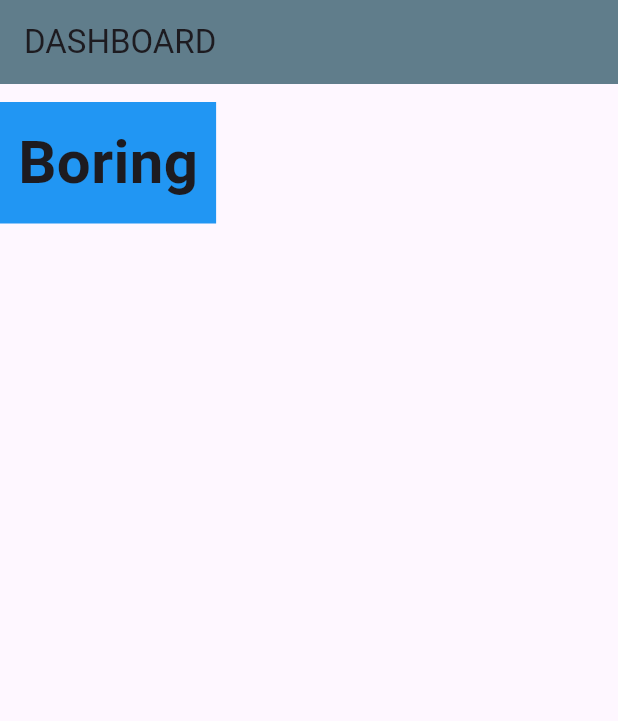
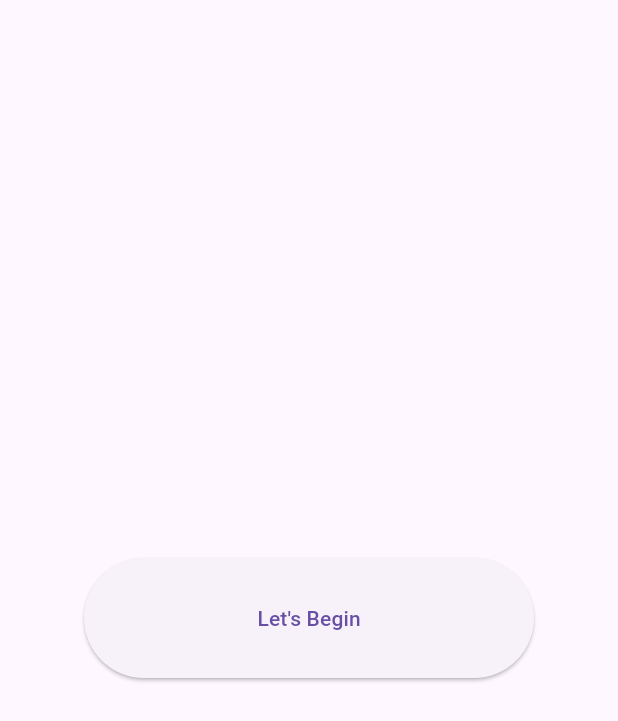
Before and after one commit to angatiabenson/flutter_learning, a Flutter app: the screen it shows after launch, on a phone screen of 412 x 824 dp. Shown: the top 721 px of the screen. Run offline on Flutter 3.47's test engine with Material 3 defaults, Android fonts, the phone set to English and light mode, and no system bars.

Commit message:
feat: basic ui and using buttons and different types of buttons

```diff
--- a/lib/main.dart
+++ b/lib/main.dart
@@ -1,5 +1,5 @@
 import 'package:flutter/material.dart';
-import 'screens/dasboard.dart';
+import 'package:flutter_learning/screens/home.dart';
 
 void main() => runApp(const MyApp());
 
@@ -10,7 +10,7 @@ class MyApp extends StatelessWidget {
   Widget build(BuildContext context) {
     return const MaterialApp(
       title: "My Flutter App",
-      home: Dashboard(),
+      home: HomeScreen(),
       themeMode: ThemeMode.system,
     );
   }
--- a/lib/screens/dasboard.dart
+++ b/lib/screens/dasboard.dart
@@ -1,7 +1,6 @@
 import 'dart:math';
 
 import 'package:flutter/material.dart';
-import 'package:font_awesome_flutter/font_awesome_flutter.dart';
 
 class Dashboard extends StatelessWidget {
   const Dashboard({super.key});
--- /dev/null
+++ b/lib/screens/home.dart
@@ -0,0 +1,22 @@
+import 'package:flutter/material.dart';
+
+class HomeScreen extends StatelessWidget {
+  const HomeScreen({super.key});
+
+  @override
+  Widget build(BuildContext context) {
+    return Scaffold(
+      body: Center(
+        child: ElevatedButton(
+          onPressed: () {},
+          style: ElevatedButton.styleFrom(
+              padding: const EdgeInsetsDirectional.all(20.0),
+              fixedSize: const Size(300.0, 80.0
+              )
+          ),
+          child: const Text("Let's Begin"),
+        ),
+      ),
+    );
+  }
+}
```
